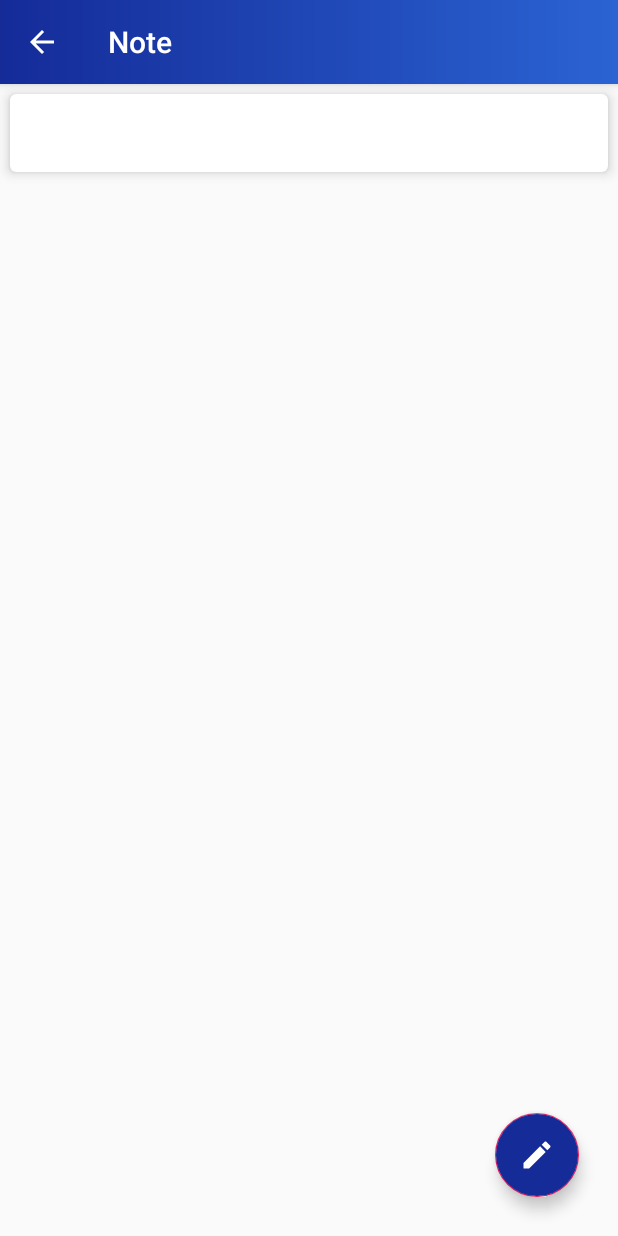
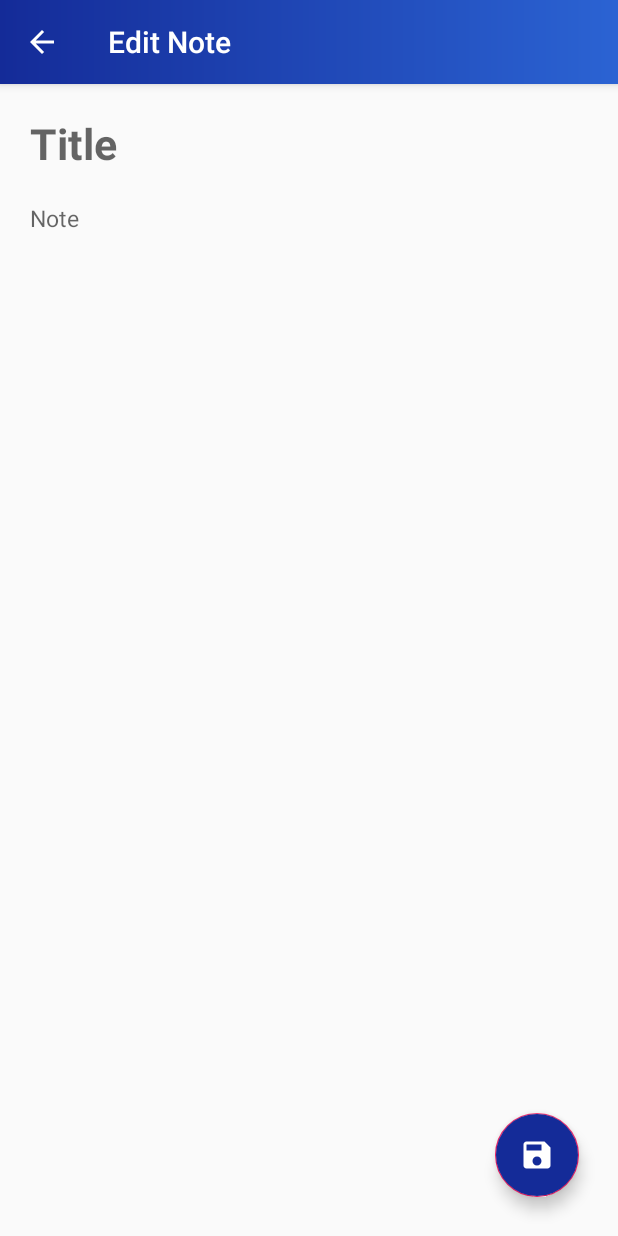
Before and after one commit to Shuvo1260/CSE-Student-Mate, an Android app: the ShowNote screen opened directly, with no data from a screen before it, after a tap on an icon or button, on a phone screen of 412 x 824 dp. Run offline under Robolectric (Android 15) with nearby library versions, the light colour scheme and no system bars; our stand-ins replace sdp/ssp sizes.

Commit message:
WriteNote Activity designed and connected with DailyNotes and ShowNote.

```diff
--- a/app/src/main/java/com/example/csestudentmate/DailyNotes.java
+++ b/app/src/main/java/com/example/csestudentmate/DailyNotes.java
@@ -44,12 +44,11 @@ public class DailyNotes extends Fragment {
         addNote.setOnClickListener(new View.OnClickListener() {
             @Override
             public void onClick(View v) {
-//                Toast.makeText(view.getContext(), "Add new node", Toast.LENGTH_SHORT).show();
                 if(notepadViewAdapter.isDeletion()){
                     Toast.makeText(view.getContext(), "Deleted", Toast.LENGTH_SHORT).show();
                 }else{
-                    Toast.makeText(view.getContext(), "Add new node", Toast.LENGTH_SHORT).show();
                     Intent intent = new Intent(getActivity().getApplicationContext(), WriteNote.class);
+                    intent.putExtra("toolbarName", "Write Note");
                     startActivity(intent);
                 }
             }
--- a/app/src/main/java/com/example/csestudentmate/ShowNote.java
+++ b/app/src/main/java/com/example/csestudentmate/ShowNote.java
@@ -1,5 +1,7 @@
 package com.example.csestudentmate;
 
+import android.content.Intent;
+import android.support.annotation.Nullable;
 import android.support.design.widget.FloatingActionButton;
 import android.support.v7.app.AppCompatActivity;
 import android.os.Bundle;
@@ -48,6 +50,11 @@ public class ShowNote extends AppCompatActivity implements View.OnClickListener
         int id = v.getId();
         if(id == R.id.editNoteId || id == R.id.showNoteTitleId || id == R.id.descriptionTextId){
             Toast.makeText(getApplicationContext(), "Edit", Toast.LENGTH_SHORT).show();
+            Intent intent = new Intent(getApplicationContext(), WriteNote.class);
+            intent.putExtra("toolbarName", "Edit Note");
+            intent.putExtra("title", title);
+            intent.putExtra("description", description);
+            startActivity(intent);
         }
     }
 }
--- a/app/src/main/java/com/example/csestudentmate/WriteNote.java
+++ b/app/src/main/java/com/example/csestudentmate/WriteNote.java
@@ -1,13 +1,48 @@
 package com.example.csestudentmate;
 
+import android.content.Intent;
 import android.support.v7.app.AppCompatActivity;
 import android.os.Bundle;
+import android.widget.EditText;
 
 public class WriteNote extends AppCompatActivity {
 
+    private EditText titleEditText, descriptionEditText;
+    private String title, description, toolbarName;
     @Override
     protected void onCreate(Bundle savedInstanceState) {
         super.onCreate(savedInstanceState);
         setContentView(R.layout.activity_write_note);
+
+        titleEditText = findViewById(R.id.titleId);
+        descriptionEditText = findViewById(R.id.descriptionId);
+
+        Bundle bundle = getIntent().getExtras();
+
+        toolbarName = bundle.getString("toolbarName").toString();
+
+        setActionBar(toolbarName);
+
+
+        if(toolbarName.trim().matches("Edit Note")){
+            title = bundle.getString("title", "").toString();
+            description = bundle.getString("description", "").toString();
+            titleEditText.setText(title);
+            descriptionEditText.setText(description);
+        }
+
+    }
+
+    private void setActionBar(String toolbarName){
+        getSupportActionBar().setHomeButtonEnabled(true);
+        getSupportActionBar().setDisplayHomeAsUpEnabled(true);
+        getSupportActionBar().setBackgroundDrawable(getDrawable(R.drawable.theme));
+        getSupportActionBar().setTitle(this.toolbarName);
+    }
+
+    @Override
+    public boolean onSupportNavigateUp() {
+        finish();
+        return super.onSupportNavigateUp();
     }
 }
--- /dev/null
+++ b/app/src/main/res/drawable/ic_back_button.xml
@@ -0,0 +1,5 @@
+<vector android:autoMirrored="true" android:height="24dp"
+    android:tint="#FFFFFF" android:viewportHeight="24.0"
+    android:viewportWidth="24.0" android:width="24dp" xmlns:android="http://schemas.android.com/apk/res/android">
+    <path android:fillColor="#FF000000" android:pathData="M20,11H7.83l5.59,-5.59L12,4l-8,8 8,8 1.41,-1.41L7.83,13H20v-2z"/>
+</vector>
--- /dev/null
+++ b/app/src/main/res/drawable/ic_save.xml
@@ -0,0 +1,5 @@
+<vector android:autoMirrored="true" android:height="24dp"
+    android:tint="#FFFFFF" android:viewportHeight="24.0"
+    android:viewportWidth="24.0" android:width="24dp" xmlns:android="http://schemas.android.com/apk/res/android">
+    <path android:fillColor="#FF000000" android:pathData="M17,3L5,3c-1.11,0 -2,0.9 -2,2v14c0,1.1 0.89,2 2,2h14c1.1,0 2,-0.9 2,-2L21,7l-4,-4zM12,19c-1.66,0 -3,-1.34 -3,-3s1.34,-3 3,-3 3,1.34 3,3 -1.34,3 -3,3zM15,9L5,9L5,5h10v4z"/>
+</vector>
--- a/app/src/main/res/layout/activity_write_note.xml
+++ b/app/src/main/res/layout/activity_write_note.xml
@@ -1,9 +1,57 @@
 <?xml version="1.0" encoding="utf-8"?>
-<android.support.constraint.ConstraintLayout xmlns:android="http://schemas.android.com/apk/res/android"
+<android.support.design.widget.CoordinatorLayout xmlns:android="http://schemas.android.com/apk/res/android"
     xmlns:app="http://schemas.android.com/apk/res-auto"
     xmlns:tools="http://schemas.android.com/tools"
     android:layout_width="match_parent"
     android:layout_height="match_parent"
     tools:context=".WriteNote">
 
-</android.support.constraint.ConstraintLayout>
+    <android.support.v4.widget.NestedScrollView
+        android:layout_width="match_parent"
+        android:layout_height="match_parent"
+        android:layout_marginBottom="@dimen/_44sdp">
+        <LinearLayout
+        android:layout_width="match_parent"
+        android:layout_height="match_parent"
+        android:orientation="vertical"
+        android:padding="@dimen/_5sdp"
+        >
+
+        <EditText
+            android:id="@+id/titleId"
+            android:layout_width="match_parent"
+            android:layout_height="wrap_content"
+            android:backgroundTint="@android:color/transparent"
+            android:textStyle="bold"
+            android:textSize="@dimen/_22sdp"
+            android:hint="Title"
+            android:padding="@dimen/_5sdp"
+            android:layout_margin="@dimen/_5sdp"
+            />
+
+        <EditText
+            android:id="@+id/descriptionId"
+            android:layout_width="match_parent"
+            android:layout_height="wrap_content"
+            android:backgroundTint="@android:color/transparent"
+            android:textSize="@dimen/_12sdp"
+            android:padding="@dimen/_5sdp"
+            android:hint="Note"
+            android:layout_marginLeft="@dimen/_5sdp"
+            android:layout_marginRight="@dimen/_5sdp"
+            />
+
+    </LinearLayout>
+    </android.support.v4.widget.NestedScrollView>
+
+
+    <android.support.design.widget.FloatingActionButton
+        android:layout_width="wrap_content"
+        android:layout_height="wrap_content"
+        android:layout_gravity="end|bottom"
+        android:layout_margin="@dimen/_20sdp"
+        android:src="@drawable/ic_save"
+        android:backgroundTint="@color/colorPrimaryDark"
+        />
+
+</android.support.design.widget.CoordinatorLayout>
```
